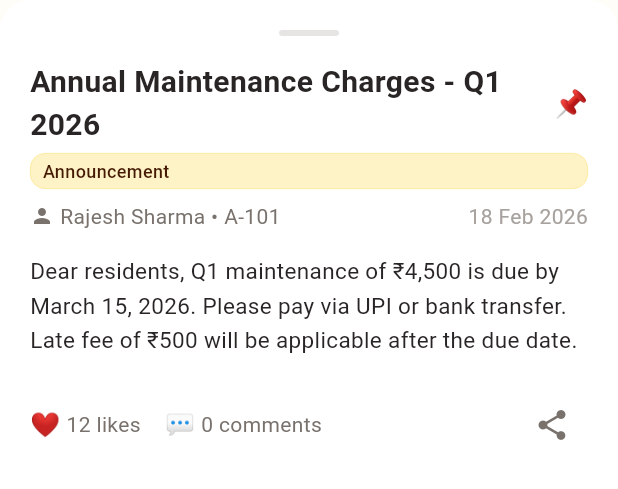
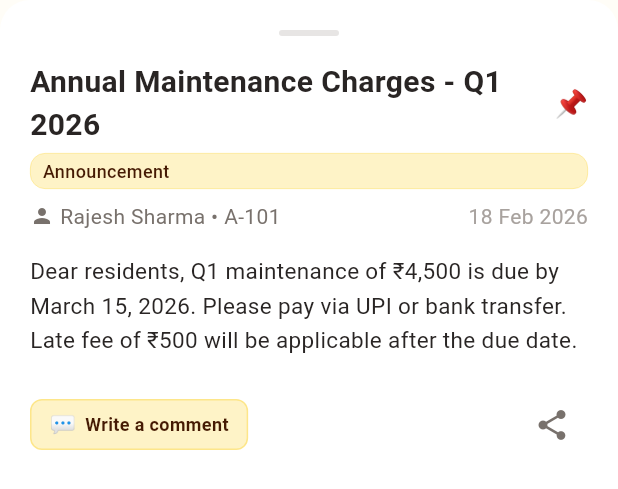
Before and after one commit to harmeet04/myrwa-app, a Flutter app: the _NoticeDetailSheet widget shown alone on an empty page, opened directly with sample values from the repository, on a phone screen of 412 x 824 dp. Shown: the top 489 px of the screen. Run offline on Flutter 3.47's test engine with Material 3 defaults, Android fonts, the phone set to English and light mode, and no system bars; our stand-ins replace cloud_firestore, connectivity_plus, firebase_analytics, firebase_auth, firebase_core, firebase_crashlytics and 7 more; missing offline and left inert: add_2_calendar; accounts and stored records are empty.

Commit message:
feat: remove likes, add prominent comment button on notices

```diff
--- a/lib/screens/notices/notices_screen.dart
+++ b/lib/screens/notices/notices_screen.dart
@@ -170,7 +170,10 @@ class _NoticesScreenState extends State<NoticesScreen> {
       context: context,
       isScrollControlled: true,
       backgroundColor: Colors.transparent,
-      builder: (_) => _NoticeDetailSheet(notice: n),
+      builder: (_) => _NoticeDetailSheet(
+        notice: n,
+        onCommentTap: () => _showComments(context, n),
+      ),
     );
   }
 
@@ -719,39 +722,29 @@ class _NoticeCard extends StatelessWidget {
                     fontSize: 12, color: AppColors.textSecondary),
               ),
               const SizedBox(height: AppSpacing.sm),
-              // Bottom row: likes + comments
+              // Bottom row: comments
               Row(
                 children: [
-                  InkWell(
-                    onTap: () => FirestoreService.updateNotice(
-                        notice.id, {'likes': notice.likes + 1}),
-                    borderRadius: BorderRadius.circular(4),
-                    child: Row(
-                      children: [
-                        const Text('❤️', style: TextStyle(fontSize: 13)),
-                        const SizedBox(width: 4),
-                        Text(
-                          '${notice.likes}',
-                          style: const TextStyle(
-                              fontSize: 11,
-                              color: AppColors.textTertiary),
-                        ),
-                      ],
-                    ),
-                  ),
-                  const SizedBox(width: AppSpacing.md),
                   GestureDetector(
                     onTap: onCommentTap,
-                    child: Row(
-                      children: [
-                        const Text('💬', style: TextStyle(fontSize: 13)),
-                        const SizedBox(width: 4),
-                        Text(
-                          '${notice.comments.length}',
-                          style: const TextStyle(
-                              fontSize: 11, color: AppColors.textTertiary),
-                        ),
-                      ],
+                    child: Container(
+                      padding: const EdgeInsets.symmetric(horizontal: 10, vertical: 4),
+                      decoration: BoxDecoration(
+                        color: AppColors.amberBg,
+                        borderRadius: BorderRadius.circular(8),
+                        border: Border.all(color: AppColors.amberBorder),
+                      ),
+                      child: Row(
+                        children: [
+                          const Text('💬', style: TextStyle(fontSize: 13)),
+                          const SizedBox(width: 6),
+                          Text(
+                            notice.comments.isEmpty ? 'Comment' : '${notice.comments.length} comments',
+                            style: const TextStyle(
+                                fontSize: 11, fontWeight: FontWeight.w600, color: AppColors.textOnPrimary),
+                          ),
+                        ],
+                      ),
                     ),
                   ),
                   const Spacer(),
@@ -807,7 +800,8 @@ class _NoticeCard extends StatelessWidget {
 
 class _NoticeDetailSheet extends StatelessWidget {
   final Notice notice;
-  const _NoticeDetailSheet({required this.notice});
+  final VoidCallback? onCommentTap;
+  const _NoticeDetailSheet({required this.notice, this.onCommentTap});
 
   @override
   Widget build(BuildContext context) {
@@ -931,15 +925,30 @@ class _NoticeDetailSheet extends StatelessWidget {
             ],
             const SizedBox(height: AppSpacing.xl),
             Row(children: [
-              const Text('❤️', style: TextStyle(fontSize: 16)),
-              const SizedBox(width: 4),
-              Text('${notice.likes} likes',
-                  style: const TextStyle(color: AppColors.textSecondary)),
-              const SizedBox(width: AppSpacing.lg),
-              const Text('💬', style: TextStyle(fontSize: 16)),
-              const SizedBox(width: 4),
-              Text('${notice.comments.length} comments',
-                  style: const TextStyle(color: AppColors.textSecondary)),
+              GestureDetector(
+                onTap: () {
+                  Navigator.pop(context);
+                  onCommentTap?.call();
+                },
+                child: Container(
+                  padding: const EdgeInsets.symmetric(horizontal: 12, vertical: 6),
+                  decoration: BoxDecoration(
+                    color: AppColors.amberBg,
+                    borderRadius: BorderRadius.circular(8),
+                    border: Border.all(color: AppColors.amberBorder),
+                  ),
+                  child: Row(
+                    children: [
+                      const Text('💬', style: TextStyle(fontSize: 14)),
+                      const SizedBox(width: 6),
+                      Text(
+                        notice.comments.isEmpty ? 'Write a comment' : '${notice.comments.length} comments',
+                        style: const TextStyle(fontSize: 12, fontWeight: FontWeight.w600, color: AppColors.textOnPrimary),
+                      ),
+                    ],
+                  ),
+                ),
+              ),
               const Spacer(),
               IconButton(
                 icon: const Icon(Icons.share,
```
